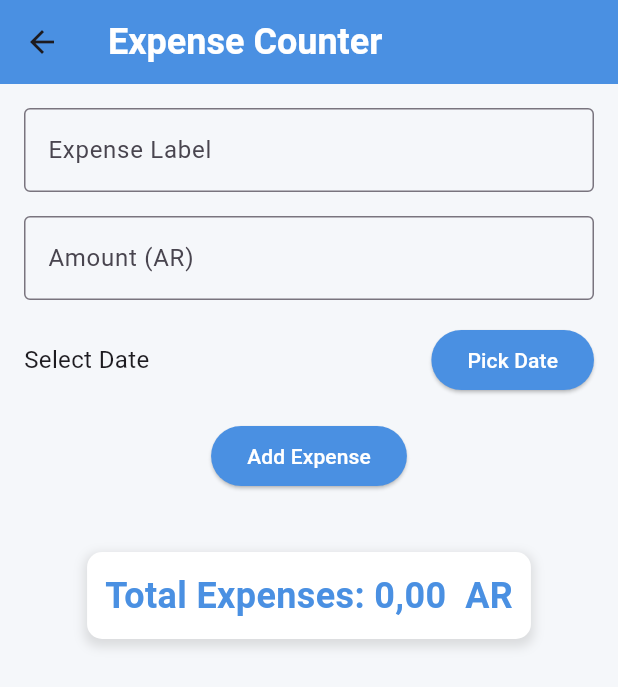
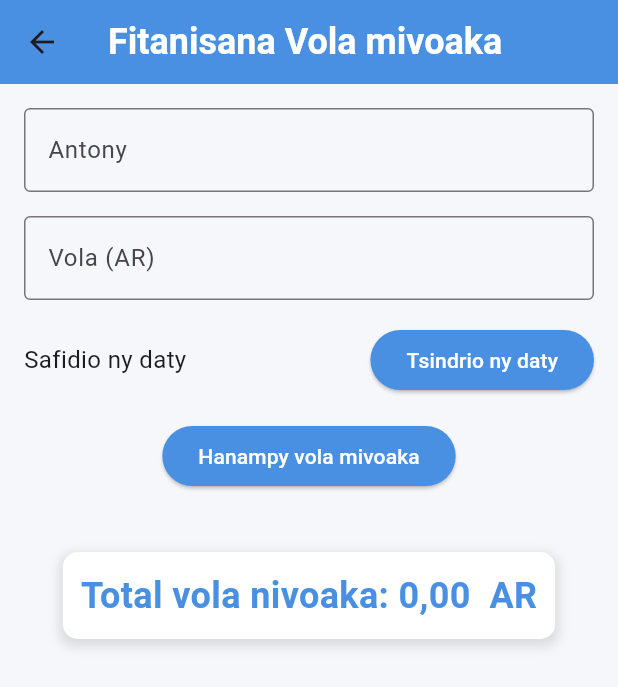
Before and after one commit to tounaf/fva_financy, a Flutter app: the ExpenseScreen screen opened directly with empty values, on a phone screen of 412 x 824 dp. Shown: the top 687 px of the screen. Run offline on Flutter 3.47's test engine with Material 3 defaults, Android fonts, the phone set to English and light mode, and no system bars.

Commit message:
traduction en malgache

```diff
--- a/lib/screens/expense_screen.dart
+++ b/lib/screens/expense_screen.dart
@@ -66,7 +66,7 @@ class _ExpenseScreenState extends State<ExpenseScreen> {
       appBar: AppBar(
         backgroundColor: screen.primaryColor,
         title: const Text(
-          'Expense Counter',
+          'Fitanisana Vola mivoaka',
           style: TextStyle(
             fontSize: 24,
             fontWeight: FontWeight.bold,
@@ -86,12 +86,12 @@ class _ExpenseScreenState extends State<ExpenseScreen> {
                     TextFormField(
                       controller: _labelController,
                       decoration: const InputDecoration(
-                        labelText: 'Expense Label',
+                        labelText: 'Antony',
                         border: OutlineInputBorder(),
                       ),
                       validator: (value) {
                         if (value == null || value.isEmpty) {
-                          return 'Please enter an expense label';
+                          return 'Ampidiro ny antony';
                         }
                         return null;
                       },
@@ -101,15 +101,15 @@ class _ExpenseScreenState extends State<ExpenseScreen> {
                       controller: _amountController,
                       keyboardType: TextInputType.number,
                       decoration: const InputDecoration(
-                        labelText: 'Amount (AR)',
+                        labelText: 'Vola (AR)',
                         border: OutlineInputBorder(),
                       ),
                       validator: (value) {
                         if (value == null || value.isEmpty) {
-                          return 'Please enter an amount';
+                          return 'Ampidiro ny vola';
                         }
                         if (double.tryParse(value) == null) {
-                          return 'Please enter a valid number';
+                          return 'Azafady, tarehimarika ampidirina';
                         }
                         return null;
                       },
@@ -120,13 +120,13 @@ class _ExpenseScreenState extends State<ExpenseScreen> {
                       children: [
                         Text(
                           _selectedDate == null
-                              ? 'Select Date'
-                              : 'Date: ${_selectedDate!.toLocal().toString().split(' ')[0]}',
+                              ? 'Safidio ny daty'
+                              : 'Daty: ${_selectedDate!.toLocal().toString().split(' ')[0]}',
                           style: const TextStyle(fontSize: 16),
                         ),
                         ElevatedButton(
                           onPressed: () => _selectDate(context),
-                          child: const Text('Pick Date'),
+                          child: const Text('Tsindrio ny daty'),
                           style: ElevatedButton.styleFrom(
                             backgroundColor: screen.primaryColor,
                             foregroundColor: Colors.white,
@@ -137,7 +137,7 @@ class _ExpenseScreenState extends State<ExpenseScreen> {
                     const SizedBox(height: 16),
                     ElevatedButton(
                       onPressed: _submitExpense,
-                      child: const Text('Add Expense'),
+                      child: const Text('Hanampy vola mivoaka'),
                       style: ElevatedButton.styleFrom(
                         backgroundColor: screen.primaryColor,
                         foregroundColor: Colors.white,
@@ -179,7 +179,7 @@ class _ExpenseScreenState extends State<ExpenseScreen> {
                   ),
                   padding: const EdgeInsets.all(12),
                   child: Text(
-                    'Total Expenses: ${formatAmount(widget.offeringData.getTotalExpenses())}',
+                    'Total vola nivoaka: ${formatAmount(widget.offeringData.getTotalExpenses())}',
                     style: const TextStyle(
                       fontSize: 24,
                       fontWeight: FontWeight.bold,
--- a/lib/screens/offering_counter_screen.dart
+++ b/lib/screens/offering_counter_screen.dart
@@ -57,7 +57,7 @@ class _OfferingCounterScreenState extends State<OfferingCounterScreen>
       appBar: AppBar(
         backgroundColor: primaryColor,
         title: const Text(
-          'Offering & Expense Counter',
+          'Fanisam-bola sy depanse isan-tsabata',
           style: TextStyle(
             fontSize: 24,
             fontWeight: FontWeight.bold,
```
